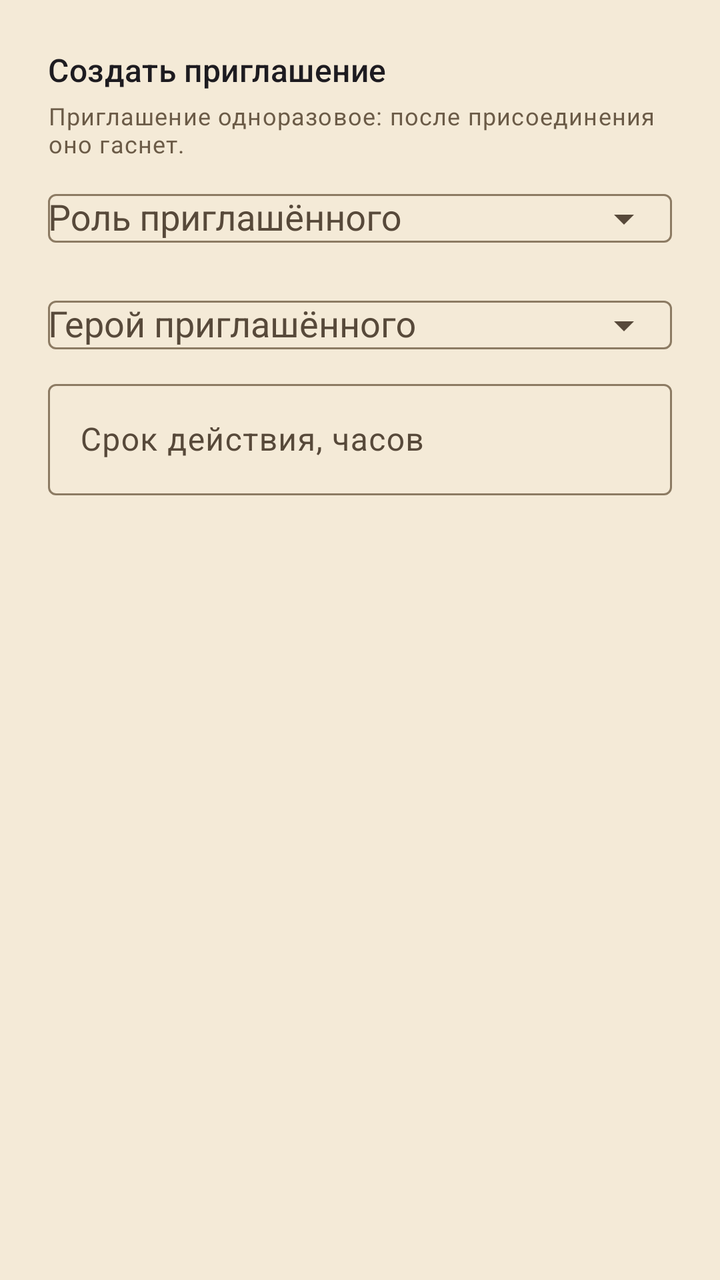
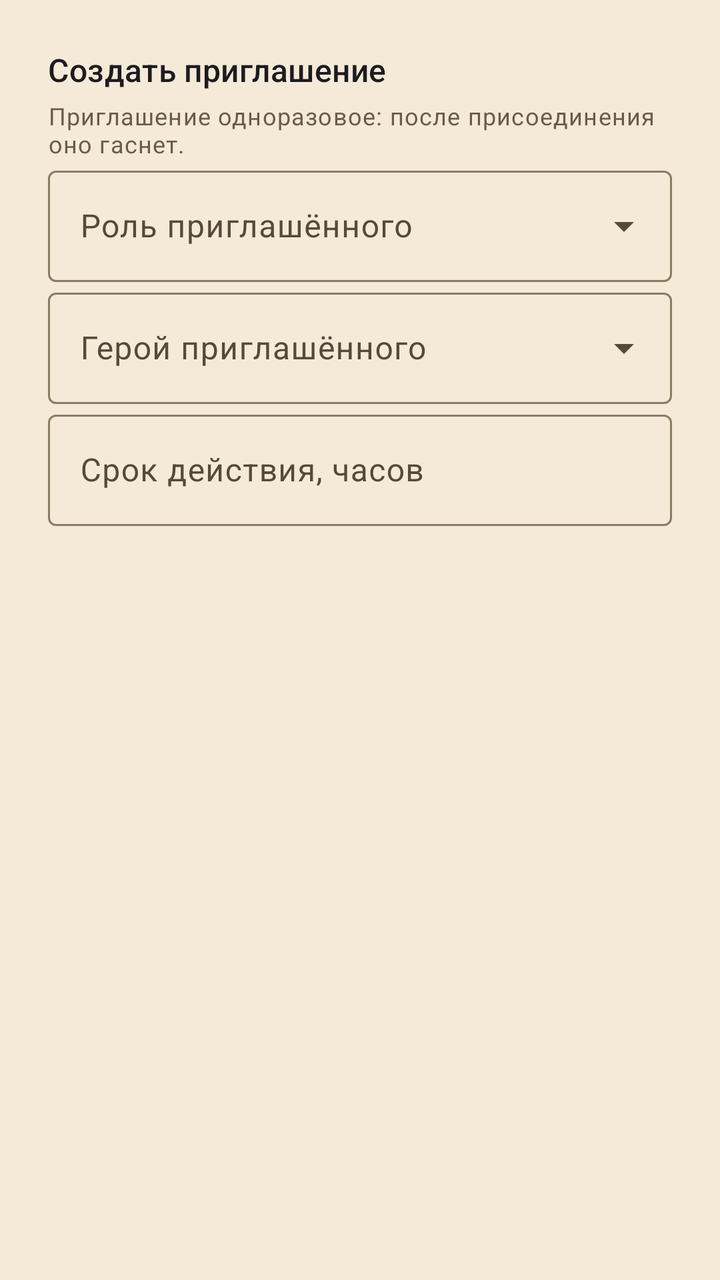

Screens rendered from an Android XML layout before and after an edit, with the pre-edit source and the edit as a unified diff.
<!-- AndroidManifest.xml: application theme Theme.DnDMemory -->
<!-- res/layout/dialog_invite_create.xml -->
<?xml version="1.0" encoding="utf-8"?>
<androidx.core.widget.NestedScrollView
    xmlns:android="http://schemas.android.com/apk/res/android"
    xmlns:app="http://schemas.android.com/apk/res-auto"
    android:layout_width="match_parent"
    android:layout_height="wrap_content">

    <LinearLayout
        android:layout_width="match_parent"
        android:layout_height="wrap_content"
        android:orientation="vertical"
        android:padding="24dp">

        <TextView
            android:id="@+id/invite_create_header"
            android:layout_width="match_parent"
            android:layout_height="wrap_content"
            android:text="@string/invite_create"
            android:textAppearance="?attr/textAppearanceTitleMedium" />

        <TextView
            android:layout_width="match_parent"
            android:layout_height="wrap_content"
            android:layout_marginTop="4dp"
            android:text="@string/invite_single_use_hint"
            android:textAppearance="?attr/textAppearanceBodySmall"
            android:textColor="@color/text_muted" />

        <com.google.android.material.textfield.TextInputLayout
            android:id="@+id/invite_create_role_group"
            android:layout_width="match_parent"
            android:layout_height="wrap_content"
            android:hint="@string/invite_role"
            app:endIconMode="dropdown_menu">

            <com.google.android.material.textfield.MaterialAutoCompleteTextView
                android:id="@+id/invite_create_role"
                android:layout_width="match_parent"
                android:layout_height="wrap_content"
                android:inputType="none" />
        </com.google.android.material.textfield.TextInputLayout>

        <com.google.android.material.textfield.TextInputLayout
            android:id="@+id/invite_create_linked_group"
            android:layout_width="match_parent"
            android:layout_height="wrap_content"
            android:hint="@string/invite_linked"
            app:endIconMode="dropdown_menu">

            <com.google.android.material.textfield.MaterialAutoCompleteTextView
                android:id="@+id/invite_create_linked"
                android:layout_width="match_parent"
                android:layout_height="wrap_content"
                android:inputType="none" />
        </com.google.android.material.textfield.TextInputLayout>

        <com.google.android.material.textfield.TextInputLayout
            android:id="@+id/invite_create_expires_group"
            android:layout_width="match_parent"
            android:layout_height="wrap_content"
            android:hint="@string/invite_expires_hint">

            <com.google.android.material.textfield.TextInputEditText
                android:id="@+id/invite_create_expires"
                android:layout_width="match_parent"
                android:layout_height="wrap_content"
                android:inputType="number"
                android:maxLines="1" />
        </com.google.android.material.textfield.TextInputLayout>
    </LinearLayout>
</androidx.core.widget.NestedScrollView>
<!-- resources referenced by this layout -->
<resources>
  <color name="text_muted">#6B5B47</color>
  <string name="invite_create">Создать приглашение</string>
  <string name="invite_expires_hint">Срок действия, часов</string>
  <string name="invite_linked">Герой приглашённого</string>
  <string name="invite_role">Роль приглашённого</string>
  <string name="invite_single_use_hint">Приглашение одноразовое: после присоединения оно гаснет.</string>
  <style name="Theme.DnDMemory" parent="Theme.Material3.DayNight.NoActionBar">
          <item name="colorPrimary">@color/colorPrimary</item>
          <item name="colorPrimaryDark">@color/colorPrimaryDark</item>
          <item name="colorOnPrimary">@color/colorOnPrimary</item>
          <item name="colorPrimaryContainer">@color/colorPrimaryContainer</item>
          <item name="colorOnPrimaryContainer">@color/colorOnPrimaryContainer</item>
          <item name="colorSecondary">@color/colorSecondary</item>
          <item name="colorOnSecondary">@color/colorOnSecondary</item>
          <item name="colorSurface">@color/colorSurface</item>
          <item name="colorOnSurface">@color/colorOnSurface</item>
          <item name="colorSurfaceVariant">@color/colorSurfaceVariant</item>
          <item name="colorOnSurfaceVariant">@color/colorOnSurfaceVariant</item>
          <item name="android:colorBackground">@color/colorBackground</item>
          <item name="colorOnBackground">@color/colorOnBackground</item>
          <item name="colorError">@color/colorError</item>
          <item name="colorOnError">@color/colorOnError</item>
          <item name="colorOutline">@color/colorOutline</item>
          <item name="android:statusBarColor">@color/colorPrimaryDark</item>
          <item name="android:navigationBarColor">@color/colorBackground</item>
          <item name="android:windowBackground">@color/colorBackground</item>
      </style>
  <color name="colorPrimary">#8A6A3B</color>
  <color name="colorPrimaryDark">#5E4525</color>
  <color name="colorOnPrimary">#FFF7EA</color>
  <color name="colorPrimaryContainer">#EBDCC2</color>
  <color name="colorOnPrimaryContainer">#3A2A14</color>
  <color name="colorSecondary">#B98B2E</color>
  <color name="colorOnSecondary">#FFF8EA</color>
  <color name="colorSurface">#FBF4E6</color>
  <color name="colorOnSurface">#2A2118</color>
  <color name="colorSurfaceVariant">#EEE0C6</color>
  <color name="colorOnSurfaceVariant">#57493A</color>
  <color name="colorBackground">#F4EAD7</color>
  <color name="colorOnBackground">#2A2118</color>
  <color name="colorError">#A3231C</color>
  <color name="colorOnError">#FFFFFF</color>
  <color name="colorOutline">#8C7B63</color>
</resources>

<!-- the commit's change to res/layout/dialog_invite_create.xml (unified diff, before → after) -->
@@ -28,6 +28,7 @@
 
         <com.google.android.material.textfield.TextInputLayout
             android:id="@+id/invite_create_role_group"
+            style="@style/Widget.Material3.TextInputLayout.OutlinedBox.ExposedDropdownMenu"
             android:layout_width="match_parent"
             android:layout_height="wrap_content"
             android:hint="@string/invite_role"
@@ -42,6 +43,7 @@
 
         <com.google.android.material.textfield.TextInputLayout
             android:id="@+id/invite_create_linked_group"
+            style="@style/Widget.Material3.TextInputLayout.OutlinedBox.ExposedDropdownMenu"
             android:layout_width="match_parent"
             android:layout_height="wrap_content"
             android:hint="@string/invite_linked"
